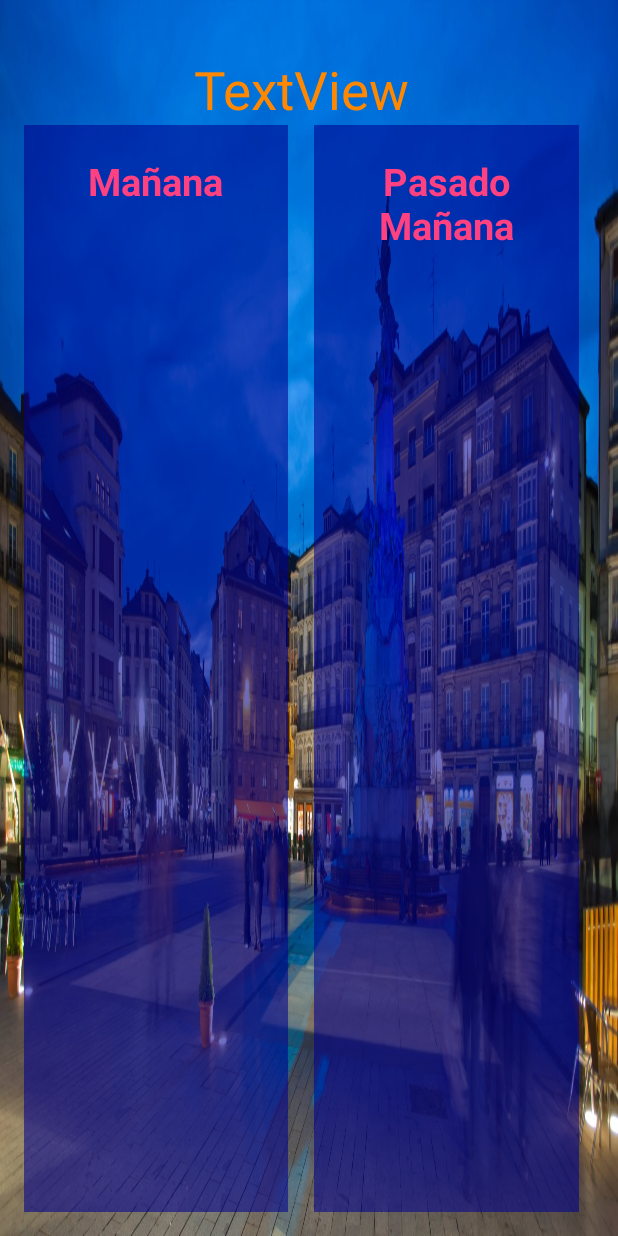
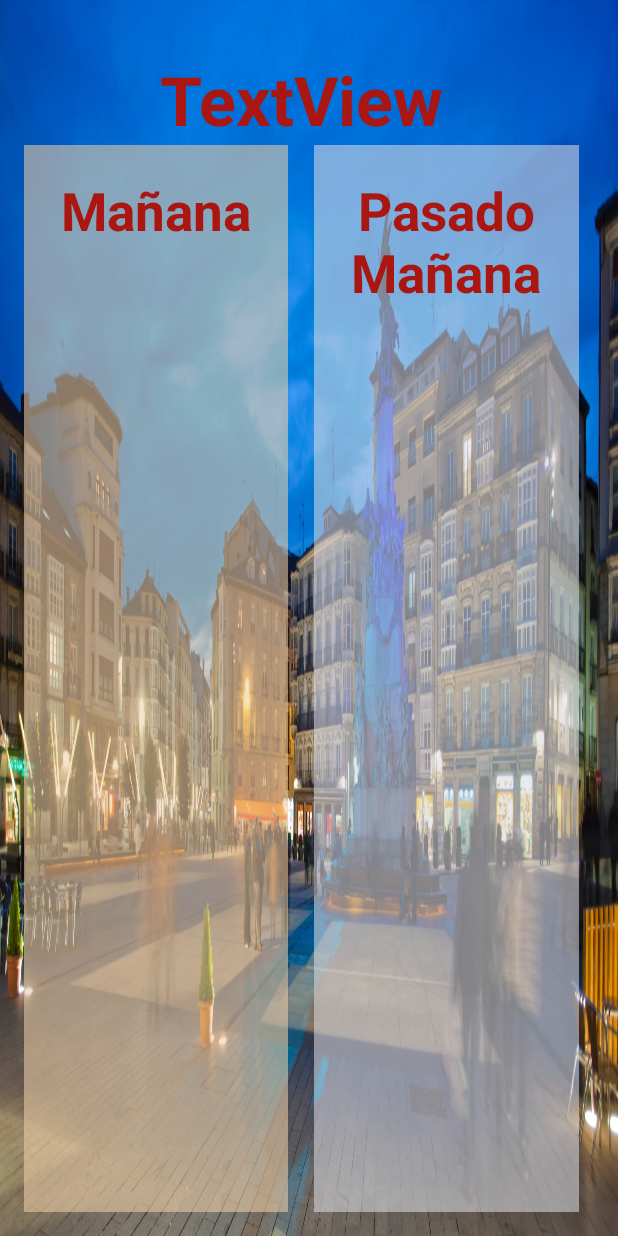
Before and after one commit to vicsham/WeatherFoFragTwoDays2.1, an Android app: the screen it shows after launch (MainActivity), on a phone screen of 412 x 824 dp. Run offline under Robolectric (Android 15) with nearby library versions, the phone set to English and light mode, and no system bars.

Commit message:
Izmeneny layout

```diff
--- a/app/src/main/java/com/example/vic/weatherfofragtwodays/FragmentAfterTomorrow.java
+++ b/app/src/main/java/com/example/vic/weatherfofragtwodays/FragmentAfterTomorrow.java
@@ -15,28 +15,30 @@ import android.widget.TextView;
 
 public class FragmentAfterTomorrow extends Fragment{
 
-    private TextView textTempDay, textDescriptionDay, textPressureDay,textDateDay;
+    private TextView textTempMinDay,textTempMaxDay, textDescriptionDay, textPressureDay,textDateDay;
     private ImageView imageDay;
     @Override
     public View onCreateView(LayoutInflater inflater,  ViewGroup container, Bundle savedInstanceState) {
         View rootView1=inflater.inflate(R.layout.fragment_after_tomorrow,container,false);
 
         imageDay = (ImageView) rootView1.findViewById(R.id.imageDay);
-        textTempDay=(TextView) rootView1.findViewById(R.id.textTempDay);
+        textTempMinDay=(TextView) rootView1.findViewById(R.id.textTempMinDay);
+        textTempMaxDay=(TextView) rootView1.findViewById(R.id.textTempMaxDay);
         textDescriptionDay=(TextView)rootView1.findViewById(R.id.textDescriptionDay);
         textPressureDay=(TextView)rootView1.findViewById(R.id.textPressureDay);
         textDateDay=(TextView)rootView1.findViewById(R.id.textDate);
         return rootView1;
     }
 
-    public void setDescription(int idIcon,String tempDayText,String descriptionDay, String pressureDay,String dateDay) {
+    public void setDescription(int idIcon,String tempMinDayText,String tempMaxDayText,String descriptionDay, String pressureDay,String dateDay) {
 
-        textTempDay.setText(tempDayText);
+        textTempMinDay.setText(tempMinDayText);
+        textTempMaxDay.setText(tempMaxDayText);
         textDescriptionDay.setText(descriptionDay);
-        textPressureDay.setText(pressureDay);
+
         imageDay.setImageResource(idIcon);
-        textDateDay.setText(dateDay);
-
+    //    textDateDay.setText(dateDay);
+     //   textPressureDay.setText(pressureDay);
 
     }
 }
--- a/app/src/main/java/com/example/vic/weatherfofragtwodays/FragmentTomorrow.java
+++ b/app/src/main/java/com/example/vic/weatherfofragtwodays/FragmentTomorrow.java
@@ -16,28 +16,31 @@ import android.widget.Toast;
 
 public class FragmentTomorrow extends Fragment{
 
-    private TextView  textTempDay, textDescriptionDay, textPressureDay,textDateDay;
+
+    private TextView textTempMinDay,textTempMaxDay, textDescriptionDay, textPressureDay,textDateDay;
     private ImageView imageDay;
-       @Override
+    @Override
     public View onCreateView(LayoutInflater inflater,  ViewGroup container, Bundle savedInstanceState) {
-           View rootView=inflater.inflate(R.layout.fragment_tomorrow,container,false);
+        View rootView1=inflater.inflate(R.layout.fragment_tomorrow,container,false);
 
-           imageDay = (ImageView) rootView.findViewById(R.id.imageDay);
-           textTempDay=(TextView) rootView.findViewById(R.id.textTempDay);
-           textDescriptionDay=(TextView)rootView.findViewById(R.id.textDescriptionDay);
-           textPressureDay=(TextView)rootView.findViewById(R.id.textPressureDay);
-           textDateDay=(TextView)rootView.findViewById(R.id.textDate);
-           return rootView;
+        imageDay = (ImageView) rootView1.findViewById(R.id.imageDay);
+        textTempMinDay=(TextView) rootView1.findViewById(R.id.textTempMinDay);
+        textTempMaxDay=(TextView) rootView1.findViewById(R.id.textTempMaxDay);
+        textDescriptionDay=(TextView)rootView1.findViewById(R.id.textDescriptionDay);
+        textPressureDay=(TextView)rootView1.findViewById(R.id.textPressureDay);
+        textDateDay=(TextView)rootView1.findViewById(R.id.textDate);
+        return rootView1;
     }
 
-    public void setDescription(int idIcon,String tempDayText,String descriptionDay, String pressureDay,String dateDay) {
+    public void setDescription(int idIcon,String tempMinDayText,String tempMaxDayText,String descriptionDay, String pressureDay,String dateDay) {
 
-        textTempDay.setText(tempDayText);
+        textTempMinDay.setText(tempMinDayText);
+        textTempMaxDay.setText(tempMaxDayText);
         textDescriptionDay.setText(descriptionDay);
-        textPressureDay.setText(pressureDay);
+
         imageDay.setImageResource(idIcon);
-        textDateDay.setText(dateDay);
-
+        //    textDateDay.setText(dateDay);
+        //   textPressureDay.setText(pressureDay);
 
     }
 }
--- a/app/src/main/java/com/example/vic/weatherfofragtwodays/MainActivity.java
+++ b/app/src/main/java/com/example/vic/weatherfofragtwodays/MainActivity.java
@@ -164,7 +164,7 @@ public class MainActivity extends AppCompatActivity {
                 JSONObject tempDay = listDay.getJSONObject("temp");
                 tempMinDay = String.format("%.0f", tempDay.getDouble("min")) + "°";
                 tempMaxDay = String.format("%.0f", tempDay.getDouble("max")) + "°";
-                tempDayText = "min. " + tempMinDay + " - max. " + tempMaxDay;
+                //tempDayText = "min. " + tempMinDay + " - max. " + tempMaxDay;
 
                 JSONArray weatherDay = listDay.getJSONArray("weather");
 
@@ -199,31 +199,16 @@ public class MainActivity extends AppCompatActivity {
                 }
             });
         }
-        Toast.makeText(getApplicationContext(),
-                "Fragment!",
-                Toast.LENGTH_LONG).show();
 
         iconString = setWeatherIcon(weatherIdDay);
 
-
-
-
-
-
         idIcon = getResources().getIdentifier(iconString, "drawable", getPackageName());
 
-        callFragments(day,idIcon,tempDayText,descriptionDay, pressureDay,dateDay);
-
-     //   imageTomorrow.setImageResource(idIcon);
-
+        callFragments(day,idIcon,tempMinDay,tempMaxDay,descriptionDay, pressureDay,dateDay);
 
     }
-public  void callFragments(int day, int idIcon,String tempDayText,String descriptionDay,
+public  void callFragments(int day, int idIcon,String tempMinDay,String tempMaxDay,String descriptionDay,
                            String pressureDay, String dateDay){
-
-    Toast.makeText(MainActivity.this, "Json Data is downloading", Toast.LENGTH_LONG).show();
-    // подключаем FragmentManager
-
 
 
     if (day==1){
@@ -234,9 +219,7 @@ public  void callFragments(int day, int idIcon,String tempDayText,String descrip
     // Выводим нужную информацию
     if (fragmentTomorrow != null){
 
-           fragmentTomorrow.setDescription(idIcon,tempDayText,descriptionDay,pressureDay,dateDay);
-
-
+           fragmentTomorrow.setDescription(idIcon,tempMinDay,tempMaxDay,descriptionDay,pressureDay,dateDay);
                 }
     }
 
@@ -248,16 +231,28 @@ public  void callFragments(int day, int idIcon,String tempDayText,String descrip
         // Выводим нужную информацию
         if (fragmentAfterTomorrow != null){
 
-            fragmentAfterTomorrow.setDescription(idIcon,tempDayText,descriptionDay,pressureDay,dateDay);
+            fragmentAfterTomorrow.setDescription(idIcon,tempMinDay,tempMaxDay,descriptionDay,pressureDay,dateDay);
         }
     }
 
 }
     public static String setWeatherIcon(int weatherId) {
-        int id = (weatherId / 100);
+  //      int id = (weatherId / 100);
         String icon = "";
+        if ((199<weatherId)&(weatherId<233) ) icon = "w11d";
+        else if ((299<weatherId)&(weatherId<311) ) icon = "w05d";
+        else if ((310<weatherId)&(weatherId<322) ) icon = "w06d";
+        else if ((499<weatherId)&(weatherId<522) ) icon = "w08d";
+        else if ((522<weatherId)&(weatherId<532) ) icon = "w09d";
+        else if ((599<weatherId)&(weatherId<650) ) icon = "w13d";
+        else if ((700<weatherId)&(weatherId<799) ) icon = "w50d";
+        else if (800==weatherId) icon = "w01d";
+        else if (801==weatherId) icon = "w02d";
+        else if (802==weatherId) icon = "w03d";
+        else if ((803==weatherId)&(804==weatherId)) icon = "w04d";
+
         // int icon;
-
+/*
         switch(id){
             case 2:
                 icon = "w11d";
@@ -278,11 +273,9 @@ public  void callFragments(int day, int idIcon,String tempDayText,String descrip
                 icon = "w10d"; //"&#xf019;";
                 break;
 
-        }
+        } */
         return icon;
 
     }
 
-
-
 }
--- a/app/src/main/res/layout/activity_main.xml
+++ b/app/src/main/res/layout/activity_main.xml
@@ -32,9 +32,10 @@
             android:layout_width="wrap_content"
             android:layout_height="wrap_content"
             android:layout_centerHorizontal="true"
-            android:textColor="@android:color/holo_orange_dark"
+            android:textColor="#aa1611"
             android:textAppearance="?android:attr/textAppearanceLarge"
-            android:textSize="35sp"  />
+            android:textSize="45sp"
+            android:textStyle="normal|bold"/>
         <LinearLayout
             android:layout_width="match_parent"
             android:layout_height="match_parent"
@@ -48,7 +49,9 @@
                 android:layout_width="0dp"
                 android:layout_height="match_parent"
                 android:layout_weight="10"
-                tools:layout="@layout/fragment_tomorrow" />
+                tools:layout="@layout/fragment_tomorrow"
+                android:textStyle="normal|bold"
+                android:textColor="#aa1611"/>
 
             <LinearLayout
                 android:layout_weight="1"
--- a/app/src/main/res/layout/fragment_after_tomorrow.xml
+++ b/app/src/main/res/layout/fragment_after_tomorrow.xml
@@ -7,7 +7,8 @@
     android:orientation="vertical"
     android:layout_weight="1"
     android:layout_centerHorizontal="true"
-    android:background="#90000090"
+    android:background="#90dbdbe2"
+
     >
 
     <TextView
@@ -19,10 +20,11 @@
         android:layout_width="wrap_content"
         android:layout_height="wrap_content"
         android:layout_centerHorizontal="true"
-        android:textColor="@color/colorAccent"
+
         android:textAppearance="?android:attr/textAppearanceMedium"
-        android:textSize="25sp"
-        android:textStyle="normal|bold"/>
+        android:textSize="35sp"
+        android:textStyle="normal|bold"
+        android:textColor="#aa1611"/>
 
     <TextView
         android:id="@+id/textDate"
@@ -47,18 +49,48 @@
         android:id="@+id/imageDay"
         android:layout_gravity="center_horizontal"/>
 
+
+    <LinearLayout
+        android:orientation="horizontal"
+        android:layout_width="match_parent"
+        android:layout_height="wrap_content"
+
+        android:layout_centerHorizontal="true"
+        android:background= "#00000000">
     <TextView
+        android:paddingLeft="30dp"
+        android:paddingTop="10dp"
+        android:layout_marginLeft="70dp"
         android:layout_marginTop="20dp"
         android:gravity="center_horizontal"
         android:text=""
         android:layout_width="wrap_content"
         android:layout_height="wrap_content"
-        android:id="@+id/textTempDay"
+        android:id="@+id/textTempMinDay"
         android:layout_gravity="center_horizontal"
         android:textColor="@android:color/holo_red_dark"
         android:textAppearance="?android:attr/textAppearanceLarge"
         android:textSize="40sp"
+        android:layout_weight="1"
         android:textStyle="normal|bold" />
+
+        <TextView
+            android:layout_marginRight="80dp"
+            android:layout_marginTop="20dp"
+            android:gravity="center_horizontal"
+            android:text=""
+            android:layout_width="wrap_content"
+            android:layout_height="wrap_content"
+            android:id="@+id/textTempMaxDay"
+            android:layout_gravity="center_horizontal"
+            android:textColor="@android:color/holo_red_dark"
+            android:textAppearance="?android:attr/textAppearanceLarge"
+            android:textSize="50sp"
+            android:layout_weight="1"
+            android:textStyle="normal|bold" />
+
+    </LinearLayout>
+
 
     <TextView
         android:layout_marginTop="20dp"
--- a/app/src/main/res/layout/fragment_tomorrow.xml
+++ b/app/src/main/res/layout/fragment_tomorrow.xml
@@ -7,7 +7,8 @@ android:layout_height="match_parent"
 android:orientation="vertical"
 android:layout_weight="1"
 android:layout_centerHorizontal="true"
-    android:background="#90000090"
+    android:background="#90efd0a9"
+
     >
 
 <TextView
@@ -19,10 +20,11 @@ android:layout_centerHorizontal="true"
     android:layout_width="wrap_content"
     android:layout_height="wrap_content"
     android:layout_centerHorizontal="true"
-    android:textColor="@color/colorAccent"
+
     android:textAppearance="?android:attr/textAppearanceMedium"
-    android:textSize="25sp"
-    android:textStyle="normal|bold"/>
+    android:textSize="35sp"
+    android:textStyle="normal|bold"
+    android:textColor="#aa1611"/>
 
     <TextView
         android:id="@+id/textDate"
@@ -47,19 +49,50 @@ android:layout_centerHorizontal="true"
     android:id="@+id/imageDay"
     android:layout_gravity="center_horizontal"/>
 
+    <LinearLayout
+        android:orientation="horizontal"
+        android:layout_width="match_parent"
+        android:layout_height="wrap_content"
+
+        android:layout_centerHorizontal="true"
+        android:background= "#00000000">
         <TextView
+            android:paddingLeft="30dp"
+            android:paddingTop="10dp"
+            android:layout_marginLeft="70dp"
             android:layout_marginTop="20dp"
-    android:gravity="center_horizontal"
+            android:gravity="bottom|center_horizontal"
             android:text=""
             android:layout_width="wrap_content"
             android:layout_height="wrap_content"
-    android:id="@+id/textTempDay"
+            android:id="@+id/textTempMinDay"
+            android:layout_gravity="center_horizontal"
+
+            android:textColor="@android:color/holo_red_dark"
+            android:textAppearance="?android:attr/textAppearanceLarge"
+            android:textSize="40sp"
+            android:layout_weight="1"
+            android:textStyle="normal|bold"
+            />
+
+        <TextView
+
+            android:layout_marginRight="80dp"
+            android:layout_marginTop="20dp"
+            android:gravity="center_horizontal"
+
+            android:text=""
+            android:layout_width="wrap_content"
+            android:layout_height="wrap_content"
+            android:id="@+id/textTempMaxDay"
             android:layout_gravity="center_horizontal"
             android:textColor="@android:color/holo_red_dark"
             android:textAppearance="?android:attr/textAppearanceLarge"
-    android:textSize="40sp"
+            android:textSize="50sp"
+            android:layout_weight="1"
             android:textStyle="normal|bold" />
 
+    </LinearLayout>
 <TextView
     android:layout_marginTop="20dp"
     android:gravity="center_horizontal"
```
Also changed, not shown: app/src/main/res/drawable/w01n.png (deleted), app/src/main/res/drawable/w02n.png (deleted), app/src/main/res/drawable/w03n.png (deleted), app/src/main/res/drawable/w04n.png (deleted), app/src/main/res/drawable/w05d.png (added), app/src/main/res/drawable/w06d.png (added), app/src/main/res/drawable/w07d.png (added), app/src/main/res/drawable/w08d.png (added), app/src/main/res/drawable/w09n.png (deleted), app/src/main/res/drawable/w10n.png (deleted), app/src/main/res/drawable/w11n.png (deleted), app/src/main/res/drawable/w50n.png (deleted). Lines whose indentation alone changed are shown as unchanged.
